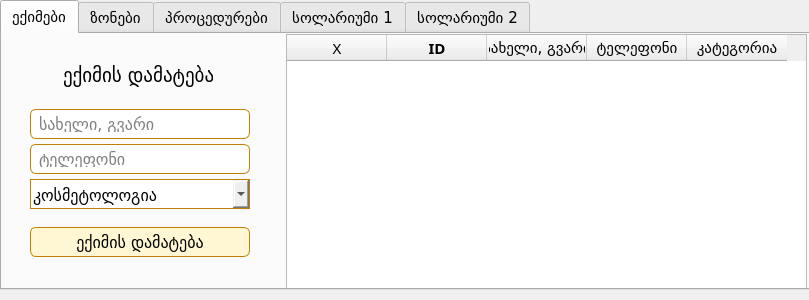
The window that ui/settings.ui (bekashvelidze/renew-commercial) describes before a commit, drawn with Qt 5.
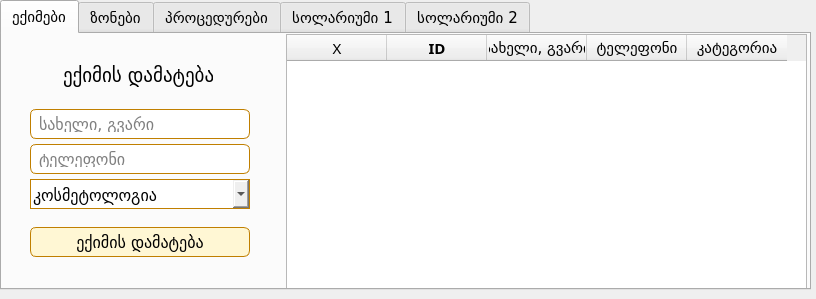
The same window after the commit.

What changed in the file:
```diff
--- a/ui/settings.ui
+++ b/ui/settings.ui
@@ -6,8 +6,8 @@
    <rect>
     <x>0</x>
     <y>0</y>
-    <width>809</width>
-    <height>300</height>
+    <width>816</width>
+    <height>299</height>
    </rect>
   </property>
   <property name="windowTitle">
```
